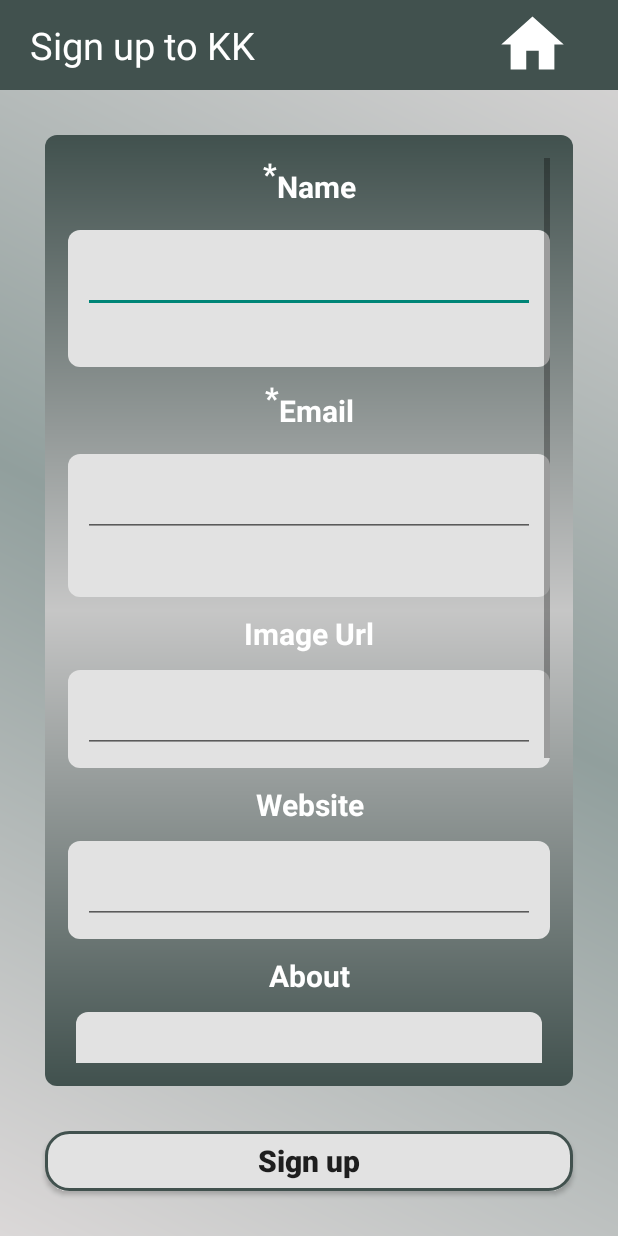
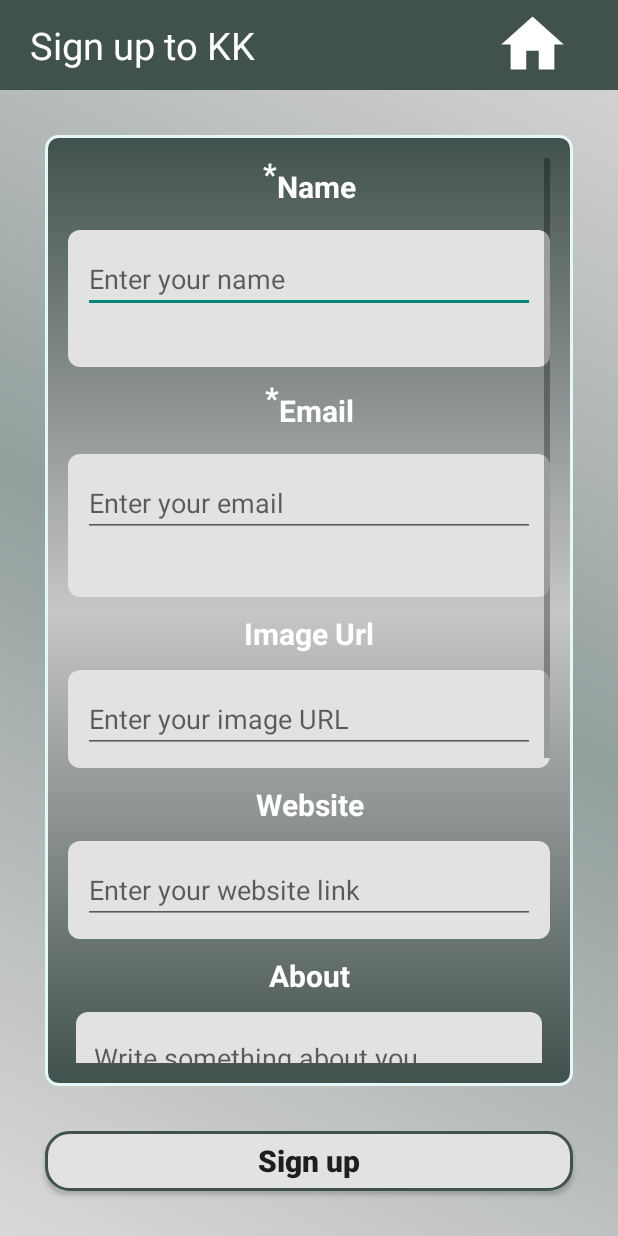
Before and after one commit to Abdulrauof-AlArfaj/SocialMediaProjectKK, an Android app: the SignupActivity screen opened directly, with no data from a screen before it, on a phone screen of 412 x 824 dp. Run offline under Robolectric (Android 15) with nearby library versions, the phone set to English and light mode, and no system bars.

Commit message:
ان شاء الله كل شي تمام :)

```diff
--- a/app/src/main/res/drawable-v24/layout_row.xml
+++ b/app/src/main/res/drawable-v24/layout_row.xml
@@ -2,7 +2,10 @@
 <shape xmlns:android="http://schemas.android.com/apk/res/android">
 
     <corners android:radius="8dp"/>
-
+    <stroke
+        android:color="@color/co4"
+        android:width="2dp"
+        />
     <gradient
         android:angle="0"
         android:startColor="@color/co1"
--- a/app/src/main/res/drawable/layout_style.xml
+++ b/app/src/main/res/drawable/layout_style.xml
@@ -2,7 +2,10 @@
 <shape xmlns:android="http://schemas.android.com/apk/res/android">
 
     <corners android:radius="8dp"/>
-
+    <stroke
+        android:color="@color/co4"
+        android:width="2dp"
+        />
     <gradient
         android:angle="224"
         android:startColor="@color/co1"
--- a/app/src/main/res/layout/activity_main.xml
+++ b/app/src/main/res/layout/activity_main.xml
@@ -82,7 +82,7 @@
         android:layout_height="wrap_content"
         android:layout_marginLeft="20dp"
         android:layout_weight="2"
-        android:text="Main Activity"
+        android:text="Kotlin Knights App"
         android:textColor="@color/white"
         android:textSize="25dp" />
         <ImageView
--- a/app/src/main/res/layout/activity_new_post.xml
+++ b/app/src/main/res/layout/activity_new_post.xml
@@ -62,6 +62,8 @@
                                 android:layout_width="match_parent"
                                 android:layout_height="wrap_content"
                                 android:layout_margin="20dp"
+                                android:textSize="20dp"
+                                android:textStyle="bold"
                                 android:hint="Write your title here" />
                         </LinearLayout>
                     </ScrollView>
@@ -103,6 +105,7 @@
                         android:layout_width="match_parent"
                         android:layout_height="wrap_content"
                         android:layout_margin="20dp"
+                        android:textSize="18dp"
                         android:hint="Write your post here" />
                 </LinearLayout>
             </ScrollView>
--- a/app/src/main/res/layout/activity_signup.xml
+++ b/app/src/main/res/layout/activity_signup.xml
@@ -54,6 +54,7 @@
                 android:layout_width="match_parent"
                 android:layout_height="wrap_content"
                 android:layout_margin="10dp"
+                android:hint="Enter your name"
                 />
 
 
@@ -98,6 +99,8 @@
                 android:layout_height="wrap_content"
                 android:layout_margin="10dp"
                 android:inputType="textEmailAddress"
+                android:hint="Enter your email"
+
                 />
             <TextView
                 android:id="@+id/emailConstrain"
@@ -134,6 +137,7 @@
                         android:layout_width="match_parent"
                         android:layout_height="wrap_content"
                         android:layout_margin="10dp"
+                        android:hint="Enter your image URL"
                         />
 
                 </LinearLayout>
@@ -161,7 +165,9 @@
                         android:id="@+id/webEt"
                         android:layout_width="match_parent"
                         android:layout_height="wrap_content"
-                        android:layout_margin="10dp" />
+                        android:layout_margin="10dp"
+                        android:hint="Enter your website link"
+                        />
 
                 </LinearLayout>
                 <TextView
@@ -198,6 +204,8 @@
                                 android:layout_width="match_parent"
                                 android:layout_height="wrap_content"
                                 android:layout_margin="8dp"
+                                android:hint="Write something about you"
+
                                 />
                         </LinearLayout>
                     </ScrollView>
@@ -213,7 +221,8 @@
                     android:textColor="@color/white"
                     android:layout_marginTop="10dp"
             android:textStyle="bold"
-            android:textAlignment="center" />
+            android:textAlignment="center"
+                    />
 
         <LinearLayout
             android:id="@+id/passLay"
@@ -228,7 +237,9 @@
                 android:layout_width="match_parent"
                 android:layout_height="wrap_content"
                 android:layout_margin="10dp"
-                android:password="true" />
+                android:password="true"
+                android:hint="Enter your password "
+                />
             <TextView
                 android:id="@+id/passwordConstrain"
                 android:layout_margin="3dp"
@@ -269,6 +280,8 @@
                 android:layout_height="wrap_content"
                 android:layout_margin="10dp"
                 android:inputType="textPassword"
+                android:hint="Confirm your password"
+
                 />
         </LinearLayout>
 
--- a/app/src/main/res/layout/comments_row.xml
+++ b/app/src/main/res/layout/comments_row.xml
@@ -22,7 +22,7 @@
             android:id="@+id/commentsTv"
             android:layout_width="match_parent"
             android:layout_height="wrap_content"
-            android:text="Comments"
+            android:text=""
             android:textSize="20dp"
             android:textColor="@color/white"
             android:textStyle="bold" />
```
Also changed, not shown: app/src/main/res/layout/posts_row.xml (+9 -3 lines).
